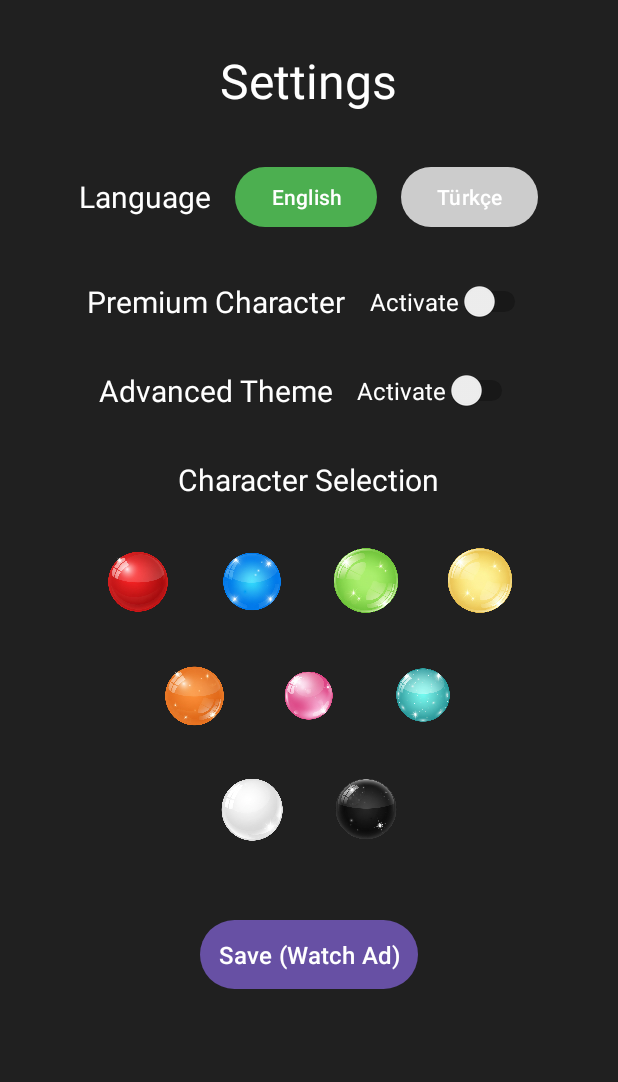
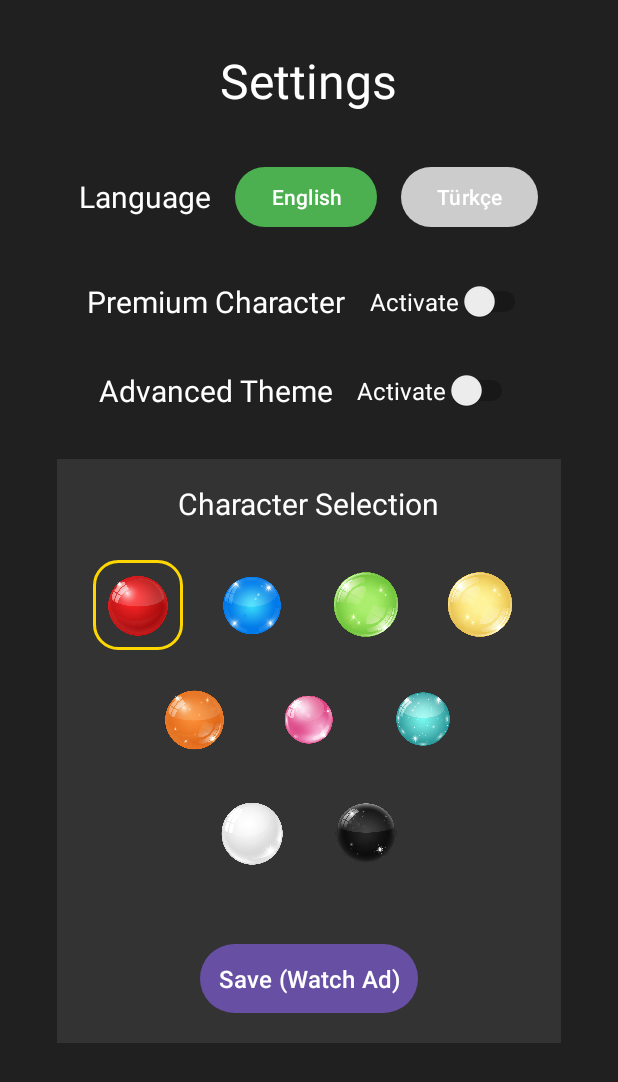
Before and after one commit to feridcetin/jumphero, an Android app: the SettingActivity screen opened directly, with no data from a screen before it, on a phone screen of 412 x 824 dp. Shown: the top 1082 px of the screen. Run offline under Robolectric (Android 15) with nearby library versions, the phone set to English and light mode, and no system bars; our stand-ins replace AdMob; 1 statement that could not run was skipped.

Commit message:
seçilen rengin belirgin olması sağlandı.

```diff
--- a/app/src/main/java/com/feridcetin/jumphero/SettingActivity.kt
+++ b/app/src/main/java/com/feridcetin/jumphero/SettingActivity.kt
@@ -3,6 +3,7 @@ package com.feridcetin.jumphero
 import android.content.Context
 import android.content.SharedPreferences
 import android.graphics.Color
+import android.graphics.drawable.LayerDrawable
 import android.os.Bundle
 import android.util.Log
 import android.widget.Button
@@ -10,6 +11,7 @@ import android.widget.ImageButton
 import android.widget.Switch
 import android.widget.Toast
 import androidx.appcompat.app.AppCompatActivity
+import androidx.core.content.ContextCompat
 import com.google.android.gms.ads.AdRequest
 import com.google.android.gms.ads.LoadAdError
 import com.google.android.gms.ads.MobileAds
@@ -29,6 +31,18 @@ class SettingActivity : AppCompatActivity() {
 
     private var selectedCharacterColor: Int = R.drawable.rounded_button_red
     private lateinit var characterButtons: List<ImageButton>
+
+    private val colorDrawables = mapOf(
+        R.id.btnRed to R.drawable.rounded_button_red,
+        R.id.btnBlue to R.drawable.rounded_button_blue,
+        R.id.btnGreen to R.drawable.rounded_button_green,
+        R.id.btnYellow to R.drawable.rounded_button_yellow,
+        R.id.btnOrange to R.drawable.rounded_button_orange,
+        R.id.btnPink to R.drawable.rounded_button_pink,
+        R.id.btnTurquoise to R.drawable.rounded_button_turquoise,
+        R.id.btnWhite to R.drawable.rounded_button_white,
+        R.id.btnBlack to R.drawable.rounded_button_black
+    )
 
     override fun onCreate(savedInstanceState: Bundle?) {
         super.onCreate(savedInstanceState)
@@ -54,15 +68,11 @@ class SettingActivity : AppCompatActivity() {
             findViewById(R.id.btnPink),
             findViewById(R.id.btnTurquoise),
             findViewById(R.id.btnWhite),
-            findViewById(R.id.btnBlack)/*,
-            findViewById(R.id.btnPink),
-            findViewById(R.id.btnBrown),
-            findViewById(R.id.btnTeal)*/
+            findViewById(R.id.btnBlack)
         )
 
         loadSettings()
 
-        // Dil butonu tıklama olayları
         btnLangEn.setOnClickListener {
             saveStringSetting("language", "en")
             LocaleHelper.setLocaleAndRestart(this, "en")
@@ -74,7 +84,6 @@ class SettingActivity : AppCompatActivity() {
             updateLanguageButtons()
         }
 
-        // Tema ve Karakter anahtarı tıklama olayları
         switchPremiumCharacter.setOnCheckedChangeListener { _, isChecked ->
             saveBooleanSetting("hasCharactersPack", isChecked)
         }
@@ -82,28 +91,13 @@ class SettingActivity : AppCompatActivity() {
             saveBooleanSetting("hasAdvancedTheme", isChecked)
         }
 
-        // Karakter butonu tıklama olayları
         characterButtons.forEach { button ->
             button.setOnClickListener {
-                when (it.id) {
-                    R.id.btnRed -> selectedCharacterColor = R.drawable.rounded_button_red
-                    R.id.btnBlue -> selectedCharacterColor = R.drawable.rounded_button_blue
-                    R.id.btnGreen -> selectedCharacterColor = R.drawable.rounded_button_green
-                    R.id.btnYellow -> selectedCharacterColor = R.drawable.rounded_button_yellow
-                    R.id.btnOrange -> selectedCharacterColor = R.drawable.rounded_button_orange
-                    R.id.btnPink -> selectedCharacterColor = R.drawable.rounded_button_pink
-                    R.id.btnTurquoise -> selectedCharacterColor = R.drawable.rounded_button_turquoise
-                    R.id.btnWhite -> selectedCharacterColor = R.drawable.rounded_button_white
-                    R.id.btnBlack -> selectedCharacterColor = R.drawable.rounded_button_black
-                 /*     R.id.btnPink -> selectedCharacterColor = Color.parseColor("#FFC0CB") // Pink
-                    R.id.btnBrown -> selectedCharacterColor = Color.parseColor("#A52A2A") // Brown
-                    R.id.btnTeal -> selectedCharacterColor = Color.parseColor("#008080") // Teal*/
-                }
+                selectedCharacterColor = colorDrawables[it.id] ?: R.drawable.rounded_button_red
                 updateCharacterSelectionUI()
             }
         }
 
-        // Kaydet butonu tıklama olayı
         btnSaveCharacter.setOnClickListener {
             showRewardedAd()
         }
@@ -124,21 +118,19 @@ class SettingActivity : AppCompatActivity() {
     }
 
     private fun updateCharacterSelectionUI() {
+        val selectedBorderDrawable = ContextCompat.getDrawable(this, R.drawable.rounded_button_border)
+
         characterButtons.forEach { button ->
-            button.elevation = 0f
-            when (button.id) {
-                R.id.btnRed -> if (selectedCharacterColor == R.drawable.rounded_button_red) button.elevation = 10f
-                R.id.btnBlue -> if (selectedCharacterColor ==R.drawable.rounded_button_blue) button.elevation = 10f
-                R.id.btnGreen -> if (selectedCharacterColor == R.drawable.rounded_button_green) button.elevation = 10f
-                R.id.btnYellow -> if (selectedCharacterColor == R.drawable.rounded_button_yellow) button.elevation = 10f
-                R.id.btnOrange -> if (selectedCharacterColor == R.drawable.rounded_button_orange) button.elevation = 10f
-                R.id.btnPink -> if (selectedCharacterColor == R.drawable.rounded_button_pink) button.elevation = 10f
-                R.id.btnTurquoise -> if (selectedCharacterColor ==  R.drawable.rounded_button_turquoise) button.elevation = 10f
-                R.id.btnWhite -> if (selectedCharacterColor == R.drawable.rounded_button_white) button.elevation = 10f
-                R.id.btnBlack -> if (selectedCharacterColor == R.drawable.rounded_button_black) button.elevation = 10f
-              /*    R.id.btnPink -> if (selectedCharacterColor == Color.parseColor("#FFC0CB")) button.elevation = 10f
-                R.id.btnBrown -> if (selectedCharacterColor == Color.parseColor("#A52A2A")) button.elevation = 10f
-                R.id.btnTeal -> if (selectedCharacterColor == Color.parseColor("#008080")) button.elevation = 10f*/
+            val colorDrawableId = colorDrawables[button.id]
+            if (colorDrawableId != null) {
+                if (colorDrawableId == selectedCharacterColor) {
+                    val colorDrawable = ContextCompat.getDrawable(this, colorDrawableId)
+                    val layers = arrayOf(colorDrawable, selectedBorderDrawable)
+                    val layerDrawable = LayerDrawable(layers)
+                    button.background = layerDrawable
+                } else {
+                    button.background = ContextCompat.getDrawable(this, colorDrawableId)
+                }
             }
         }
     }
@@ -188,7 +180,5 @@ class SettingActivity : AppCompatActivity() {
         }
 
         val selectedCharacterColor_Log = sharedPref.getInt("selected_character_color", R.drawable.character_default)
-
-        //Log.e("SettingActivity", "selected_character_color_Log= ${selectedCharacterColor_Log}, selectedCharacterColor= ${selectedCharacterColor}")
     }
 }
--- /dev/null
+++ b/app/src/main/res/drawable/rounded_button_border.xml
@@ -0,0 +1,7 @@
+<?xml version="1.0" encoding="utf-8"?>
+<shape xmlns:android="http://schemas.android.com/apk/res/android"
+    android:shape="rectangle">
+    <stroke android:width="2dp" android:color="#FFD700" />
+    <corners android:radius="16dp" />
+    <solid android:color="@android:color/transparent" />
+</shape>
--- a/app/src/main/res/layout/activity_setting.xml
+++ b/app/src/main/res/layout/activity_setting.xml
@@ -112,6 +112,14 @@
 
         </LinearLayout>
 
+        <LinearLayout
+            android:layout_width="wrap_content"
+            android:layout_height="wrap_content"
+            android:orientation="vertical"
+            android:gravity="center"
+            android:background="#333333"
+            android:padding="16dp">
+
             <TextView
                 android:layout_width="wrap_content"
                 android:layout_height="wrap_content"
@@ -195,13 +203,6 @@
                         android:contentDescription="Turquoise Character"
                         android:layout_margin="8dp" />
 
-<!--                <ImageButton-->
-<!--                    android:id="@+id/btnMagenta"-->
-<!--                    android:layout_width="60dp"-->
-<!--                    android:layout_height="60dp"-->
-<!--                    android:background="@drawable/rounded_button_magenta"-->
-<!--                    android:contentDescription="Magenta Character"-->
-<!--                    android:layout_margin="8dp" />-->
                 </LinearLayout>
 
                 <LinearLayout
@@ -226,22 +227,6 @@
                         android:contentDescription="Black Character"
                         android:layout_margin="8dp" />
 
-<!--                <ImageButton-->
-<!--                    android:id="@+id/btnBrown"-->
-<!--                    android:layout_width="60dp"-->
-<!--                    android:layout_height="60dp"-->
-<!--                    android:background="@drawable/rounded_button_brown"-->
-<!--                    android:contentDescription="Brown Character"-->
-<!--                    android:layout_margin="8dp" />-->
-
-<!--                <ImageButton-->
-<!--                    android:id="@+id/btnTeal"-->
-<!--                    android:layout_width="60dp"-->
-<!--                    android:layout_height="60dp"-->
-<!--                    android:background="@drawable/rounded_button_teal"-->
-<!--                    android:contentDescription="Teal Character"-->
-<!--                    android:layout_margin="8dp" />-->
-
                 </LinearLayout>
 
             </LinearLayout>
@@ -256,4 +241,6 @@
 
         </LinearLayout>
 
+    </LinearLayout>
+
 </ScrollView>
```
Lines whose indentation alone changed are shown as unchanged.
